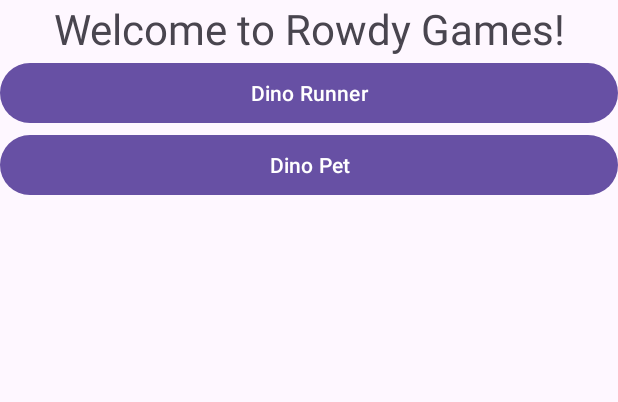
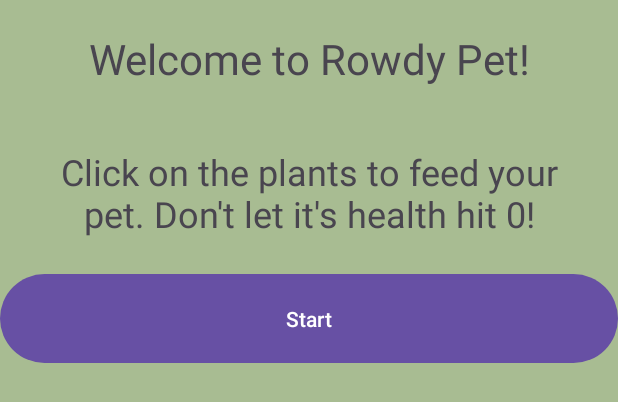
Before and after one commit to pdr24/RH24, an Android app: the layout activity_main.xml on its own in the app's theme, with its tools: preview values and no code run, on a phone screen of 412 x 824 dp. Shown: the top 402 px of the screen. Run offline under Robolectric (Android 15) with nearby library versions, the phone set to English and light mode, and no system bars.

Commit message:
final for devpost

```diff
--- a/app/src/main/java/edu/utsa/cs/acm/rh24/Model/Pet.java
+++ b/app/src/main/java/edu/utsa/cs/acm/rh24/Model/Pet.java
@@ -7,7 +7,7 @@ public class Pet {
     private int energy;
 
     public Pet (){
-        this.health = 10;
+        this.health = 100;
         this.energy = 10;
         this.thrist = 10;
         this.hunger = 10;
--- a/app/src/main/res/layout/activity_main.xml
+++ b/app/src/main/res/layout/activity_main.xml
@@ -9,26 +9,33 @@
     <LinearLayout
         android:layout_width="match_parent"
         android:layout_height="match_parent"
+        android:background="#A8BC92"
         android:orientation="vertical">
 
         <TextView
             android:layout_width="match_parent"
             android:layout_height="wrap_content"
-            android:text="Welcome to Rowdy Games!"
+            android:padding="20sp"
+            android:text="Welcome to Rowdy Pet!"
             android:textAlignment="center"
             android:textSize="28sp" />
 
-        <Button
-            android:id="@+id/runner"
+        <TextView
+            android:id="@+id/textView4"
             android:layout_width="match_parent"
             android:layout_height="wrap_content"
-            android:text="Dino Runner" />
+            android:gravity="center"
+            android:padding="20sp"
+            android:text="Click on the plants to feed your pet. Don't let it's health hit 0!"
+            android:textSize="24sp" />
 
         <Button
             android:id="@+id/pet"
             android:layout_width="match_parent"
             android:layout_height="wrap_content"
-            android:text="Dino Pet" />
+            android:gravity="center"
+            android:padding="20sp"
+            android:text="Start" />
     </LinearLayout>
 
 </androidx.constraintlayout.widget.ConstraintLayout>
```
Also changed, not shown: app/src/main/java/edu/utsa/cs/acm/rh24/Controller/FeedController.java (+90 -3 lines), app/src/main/java/edu/utsa/cs/acm/rh24/View/FeedActivity.java (+14 -0 lines), app/src/main/java/edu/utsa/cs/acm/rh24/View/MainActivity.java (+3 -10 lines), app/src/main/res/layout/feed_activity.xml (+39 -0 lines), app/src/main/res/drawable/eight.png (added), app/src/main/res/drawable/five.png (added), app/src/main/res/drawable/four.png (added), app/src/main/res/drawable/one.png (added), app/src/main/res/drawable/plant.PNG (added), app/src/main/res/drawable/seven.png (added), app/src/main/res/drawable/six.png (added), app/src/main/res/drawable/skeleton2.png (added), app/src/main/res/drawable/three.png (added), app/src/main/res/drawable/two.png (added), 1 more files.
